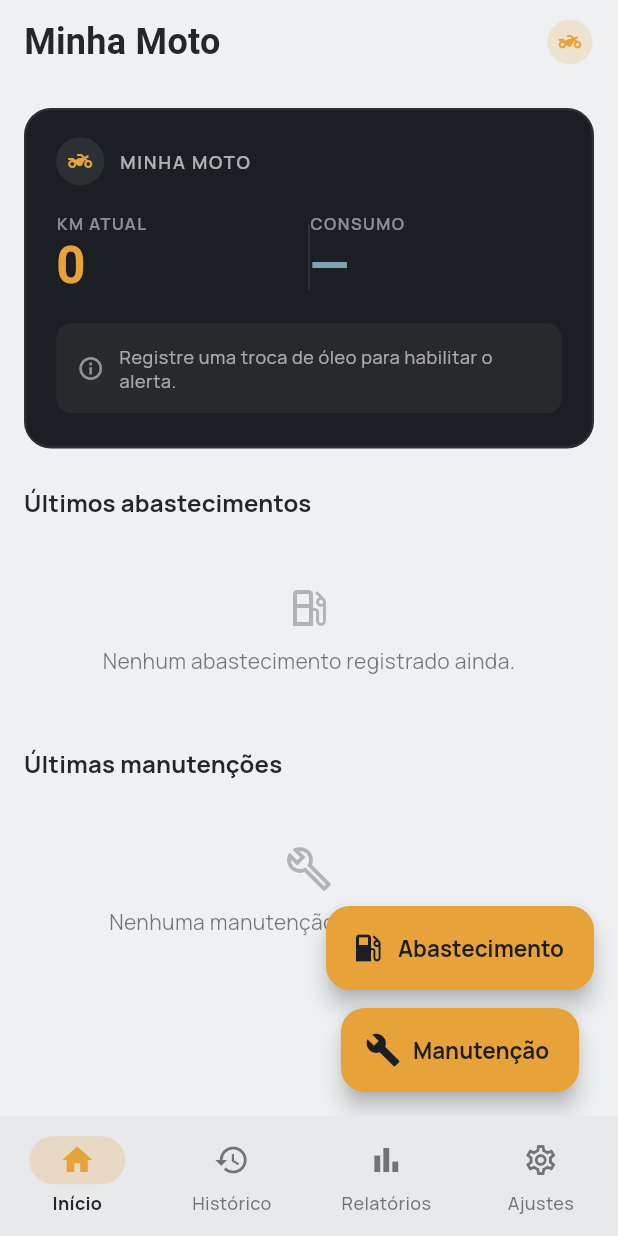
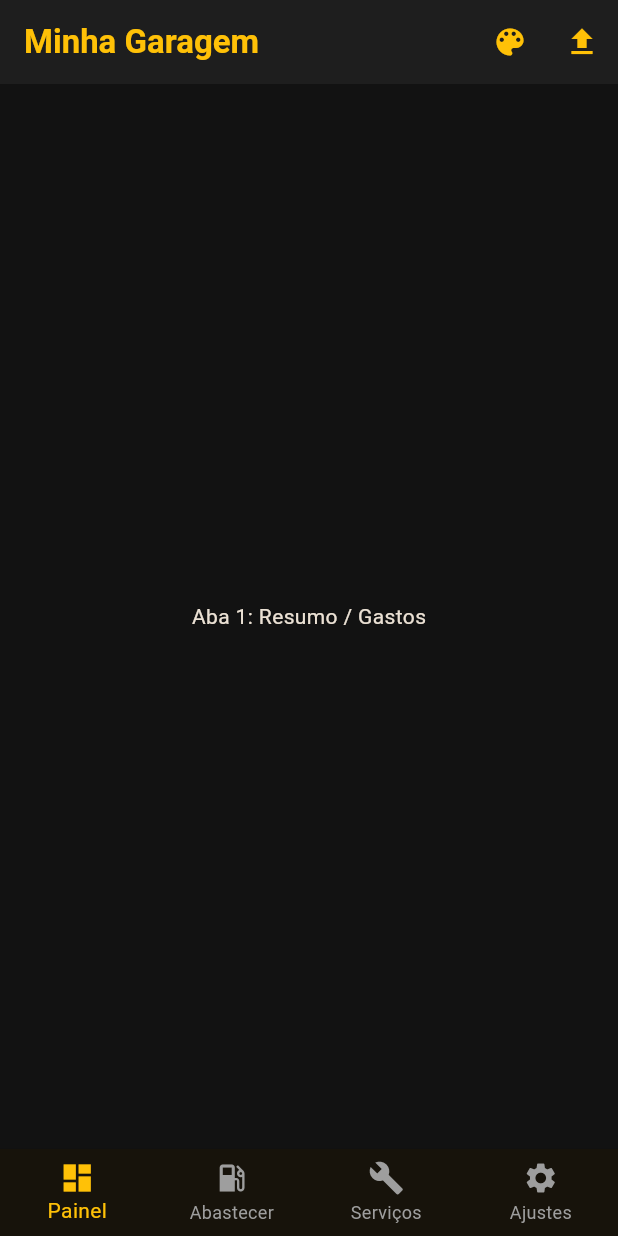
Before and after one commit to RafaelBinsfeld/Gastos-de-moto, a Flutter app: the screen it shows after launch, on a phone screen of 412 x 824 dp. Run offline on Flutter 3.47's test engine with Material 3 defaults, Android fonts, the phone set to English and light mode, and no system bars; our stand-ins replace csv, file_picker, fl_chart, flutter_local_notifications, google_fonts, share_plus and 2 more; accounts and stored records are empty.

Commit message:
Adiciona tema de cores, exportação CSV e navegação por toque

```diff
--- a/lib/main.dart
+++ b/lib/main.dart
@@ -1,33 +1,18 @@
-import 'dart:io';
+import 'package:flutter/material.dart';
+import 'package:provider/provider.dart';
+import 'providers/theme_provider.dart';
+import 'screens/home_screen.dart';
 
-import 'package:flutter/foundation.dart';
-import 'package:flutter/material.dart';
-import 'package:intl/date_symbol_data_local.dart';
-import 'package:provider/provider.dart';
-import 'package:sqflite/sqflite.dart';
-import 'package:sqflite_common_ffi/sqflite_ffi.dart';
-
-import 'providers/moto_provider.dart';
-import 'providers/theme_provider.dart';
-import 'services/notificacoes_service.dart';
-import 'theme/app_theme.dart';
-import 'widgets/main_shell.dart';
-
-Future<void> main() async {
+void main() {
   WidgetsFlutterBinding.ensureInitialized();
-
-  // O plugin `sqflite` só tem implementação nativa para Android e iOS.
-  // Em Windows, Linux e macOS é preciso usar a implementação baseada em
-  // FFI (`sqflite_common_ffi`), registrando-a como o databaseFactory
-  // global antes de qualquer chamada a openDatabase.
-  if (!kIsWeb && (Platform.isWindows || Platform.isLinux || Platform.isMacOS)) {
-    sqfliteFfiInit();
-    databaseFactory = databaseFactoryFfi;
-  }
-
-  await initializeDateFormatting('pt_BR', null);
-  await NotificacoesService.inicializar();
-  runApp(const MotoGastosApp());
+  runApp(
+    MultiProvider(
+      providers: [
+        ChangeNotifierProvider(create: (_) => ThemeProvider()),
+      ],
+      child: const MotoGastosApp(),
+    ),
+  );
 }
 
 class MotoGastosApp extends StatelessWidget {
@@ -35,23 +20,22 @@ class MotoGastosApp extends StatelessWidget {
 
   @override
   Widget build(BuildContext context) {
-    return MultiProvider(
-      providers: [
-        ChangeNotifierProvider(create: (_) => MotoProvider()..carregar()),
-        ChangeNotifierProvider(create: (_) => ThemeProvider()..carregar()),
-      ],
-      child: Consumer<ThemeProvider>(
-        builder: (context, temaProvider, _) {
-          return MaterialApp(
-            title: 'Minha Moto - Gastos e Manutenção',
-            debugShowCheckedModeBanner: false,
-            theme: AppTheme.claro(),
-            darkTheme: AppTheme.escuro(),
-            themeMode: temaProvider.modo,
-            home: const MainShell(),
-          );
-        },
+    final themeProvider = Provider.of<ThemeProvider>(context);
+
+    return MaterialApp(
+      title: 'Moto Gastos',
+      debugShowCheckedModeBanner: false,
+      theme: ThemeData(
+        useMaterial3: true,
+        brightness: Brightness.dark,
+        colorSchemeSeed: themeProvider.primaryColor,
+        scaffoldBackgroundColor: const Color(0xFF121212),
+        appBarTheme: AppBarTheme(
+          backgroundColor: const Color(0xFF1E1E1E),
+          foregroundColor: themeProvider.primaryColor,
+        ),
       ),
+      home: const HomeScreen(),
     );
   }
 }
--- a/lib/providers/theme_provider.dart
+++ b/lib/providers/theme_provider.dart
@@ -1,23 +1,42 @@
 import 'package:flutter/material.dart';
+import 'package:shared_preferences/shared_preferences.dart';
 
-import '../services/preferencias_service.dart';
+class ThemeProvider extends ChangeNotifier {
+  static const String _keyColor = 'selected_theme_color';
 
-/// Mantém em memória o [ThemeMode] escolhido pelo usuário (claro, escuro
-/// ou "seguir o sistema") e o persiste entre sessões.
-class ThemeProvider extends ChangeNotifier {
-  ThemeMode _modo = ThemeMode.system;
+  // Cor padrão inicial (Amarelo)
+  Color _primaryColor = Colors.amber;
 
-  ThemeMode get modo => _modo;
+  Color get primaryColor => _primaryColor;
 
-  Future<void> carregar() async {
-    _modo = await PreferenciasService.obterTemaModo();
-    notifyListeners();
+  // Lista de cores disponíveis para o usuário escolher
+  List<Color> get availableColors => const [
+        Colors.amber,
+        Colors.blue,
+        Colors.green,
+        Colors.red,
+        Colors.purple,
+        Colors.orange,
+        Colors.teal,
+      ];
+
+  ThemeProvider() {
+    _loadColor();
   }
 
-  Future<void> definirModo(ThemeMode modo) async {
-    if (_modo == modo) return;
-    _modo = modo;
+  Future<void> updateColor(Color color) async {
+    _primaryColor = color;
     notifyListeners();
-    await PreferenciasService.definirTemaModo(modo);
+    final prefs = await SharedPreferences.getInstance();
+    await prefs.setInt(_keyColor, color.value);
+  }
+
+  Future<void> _loadColor() async {
+    final prefs = await SharedPreferences.getInstance();
+    final colorValue = prefs.getInt(_keyColor);
+    if (colorValue != null) {
+      _primaryColor = Color(colorValue);
+      notifyListeners();
+    }
   }
 }
--- a/lib/screens/home_screen.dart
+++ b/lib/screens/home_screen.dart
@@ -1,20 +1,7 @@
 import 'package:flutter/material.dart';
 import 'package:provider/provider.dart';
-
-import '../database/database_helper.dart';
-import '../models/abastecimento_model.dart';
-import '../models/manutencao_model.dart';
-import '../providers/moto_provider.dart';
-import '../services/calculos_service.dart';
-import '../services/notificacoes_service.dart';
-import '../widgets/linha_registro.dart';
-import '../widgets/moto_switcher.dart';
-import '../widgets/painel_instrumentos.dart';
-import '../widgets/responsive_helpers.dart';
-import 'abastecimento_form_screen.dart';
-import 'manutencao_form_screen.dart';
-
-const String kTipoServicoTrocaOleo = 'Troca de Óleo';
+import '../providers/theme_provider.dart';
+import '../services/export_service.dart';
 
 class HomeScreen extends StatefulWidget {
   const HomeScreen({super.key});
@@ -24,214 +11,155 @@ class HomeScreen extends StatefulWidget {
 }
 
 class _HomeScreenState extends State<HomeScreen> {
-  final _db = DatabaseHelper.instance;
+  int _currentIndex = 0;
+  late PageController _pageController;
 
-  Future<_ResumoHome>? _resumoFuture;
-  int? _motoIdCarregado;
+  // Substitua essa variável pelo nome vindo do banco de dados quando quiser dinamizar
+  final String _nomeMoto = "Minha Garagem";
 
-  void _recarregar(int motoId) {
-    setState(() {
-      _resumoFuture = _carregarResumo(motoId);
-    });
+  @override
+  void initState() {
+    super.initState();
+    _pageController = PageController(initialPage: _currentIndex);
   }
 
-  Future<_ResumoHome> _carregarResumo(int motoId) async {
-    final abastecimentos = await _db.obterAbastecimentos(motoId: motoId);
-    final manutencoes = await _db.obterManutencoes(motoId: motoId);
-    final ultimaQuilometragem = await _db.obterUltimaQuilometragem(motoId);
+  @override
+  void dispose() {
+    _pageController.dispose();
+    super.dispose();
+  }
 
-    // Consumo médio geral: média de consumo entre pares consecutivos de
-    // abastecimentos (ordenados do mais recente para o mais antigo).
-    double somaConsumo = 0;
-    int qtdConsumo = 0;
-    for (int i = 0; i < abastecimentos.length - 1; i++) {
-      final atual = abastecimentos[i];
-      final anterior = abastecimentos[i + 1];
-      final consumo = CalculosService.calcularConsumo(
-        quilometragemAtual: atual.quilometragem,
-        quilometragemAnterior: anterior.quilometragem,
-        litrosAtual: atual.litros,
-      );
-      if (consumo > 0) {
-        somaConsumo += consumo;
-        qtdConsumo++;
-      }
-    }
-    final consumoMedio = qtdConsumo > 0 ? somaConsumo / qtdConsumo : 0.0;
+  void _abrirSeletorDeCores(BuildContext context) {
+    final themeProvider = Provider.of<ThemeProvider>(context, listen: false);
 
-    // Status da próxima troca de óleo, usando o intervalo configurado para esta moto.
-    ResultadoAlertaOleo? alertaOleo;
-    final ultimaTroca = await _db.obterUltimaManutencaoPorTipo(motoId, kTipoServicoTrocaOleo);
-    if (ultimaTroca != null && mounted) {
-      final moto = context.read<MotoProvider>().motoAtual;
-      if (moto != null) {
-        alertaOleo = CalculosService.verificarAlertaTrocaOleo(
-          quilometragemUltimaTroca: ultimaTroca.quilometragem,
-          intervaloRecomendado: moto.intervaloTrocaOleo,
-          quilometragemAtual: ultimaQuilometragem,
+    showModalBottomSheet(
+      context: context,
+      shape: const RoundedRectangleBorder(
+        borderRadius: BorderRadius.vertical(top: Radius.circular(20)),
+      ),
+      builder: (ctx) {
+        return Padding(
+          padding: const EdgeInsets.all(20.0),
+          package: const EdgeInsets.all(20.0),
+          child: Column(
+            mainAxisSize: MainAxisSize.min,
+            children: [
+              const Text(
+                'Escolha a cor de destaque',
+                style: TextStyle(fontSize: 18, fontWeight: FontWeight.bold),
+              ),
+              const SizedBox(height: 20),
+              Wrap(
+                spacing: 15,
+                runSpacing: 15,
+                children: themeProvider.availableColors.map((color) {
+                  return GestureDetector(
+                    onTap: () {
+                      themeProvider.updateColor(color);
+                      Navigator.pop(ctx);
+                    },
+                    child: CircleAvatar(
+                      backgroundColor: color,
+                      radius: 24,
+                      child: themeProvider.primaryColor.value == color.value
+                          ? const Icon(Icons.check, color: Colors.black)
+                          : null,
+                    ),
+                  );
+                }).toList(),
+              ),
+              const SizedBox(height: 10),
+            ],
+          ),
         );
-        await NotificacoesService.verificarEAlertar(moto: moto, alerta: alertaOleo);
-      }
-    }
-
-    return _ResumoHome(
-      ultimaQuilometragem: ultimaQuilometragem,
-      consumoMedio: consumoMedio,
-      alertaOleo: alertaOleo,
-      abastecimentosRecentes: abastecimentos.take(5).toList(),
-      manutencoesRecentes: manutencoes.take(5).toList(),
+      },
     );
   }
 
-  Future<void> _editarAbastecimento(Abastecimento a) async {
-    await abrirTelaResponsiva(
-      context,
-      AbastecimentoFormScreen(motoId: a.motoId, abastecimentoParaEditar: a),
+  void _exportarBackup() async {
+    // Exemplo de chamada. Conecte com suas listas reais do banco de dados
+    final abastecimentosFicticios = [
+      {'id': 1, 'data': '01/10/2026', 'valor': 50.0, 'litros': 8.5, 'km': 12000}
+    ];
+    final manutencoesFicticias = [
+      {'id': 1, 'data': '15/09/2026', 'descricao': 'Troca de Óleo', 'valor': 45.0, 'km': 11500}
+    ];
+
+    await ExportService.exportarParaCSV(
+      abastecimentos: abastecimentosFicticios,
+      manutencoes: manutencoesFicticias,
     );
-    if (_motoIdCarregado != null) _recarregar(_motoIdCarregado!);
-  }
-
-  Future<void> _editarManutencao(Manutencao m) async {
-    await abrirTelaResponsiva(
-      context,
-      ManutencaoFormScreen(motoId: m.motoId, manutencaoParaEditar: m),
-    );
-    if (_motoIdCarregado != null) _recarregar(_motoIdCarregado!);
-  }
-
-  Future<void> _excluirAbastecimento(Abastecimento a) async {
-    if (a.id == null) return;
-    await _db.deletarAbastecimento(a.id!);
-    if (_motoIdCarregado != null) _recarregar(_motoIdCarregado!);
-    if (mounted) {
-      ScaffoldMessenger.of(context).showSnackBar(
-        const SnackBar(content: Text('Abastecimento excluído.')),
-      );
-    }
-  }
-
-  Future<void> _excluirManutencao(Manutencao m) async {
-    if (m.id == null) return;
-    await _db.deletarManutencao(m.id!);
-    if (_motoIdCarregado != null) _recarregar(_motoIdCarregado!);
-    if (mounted) {
-      ScaffoldMessenger.of(context).showSnackBar(
-        const SnackBar(content: Text('Manutenção excluída.')),
-      );
-    }
   }
 
   @override
   Widget build(BuildContext context) {
-    final motoAtual = context.watch<MotoProvider>().motoAtual;
-
-    if (motoAtual?.id == null) {
-      return const Scaffold(body: Center(child: CircularProgressIndicator()));
-    }
-
-    final motoId = motoAtual!.id!;
-    if (motoId != _motoIdCarregado) {
-      _motoIdCarregado = motoId;
-      _resumoFuture = _carregarResumo(motoId);
-    }
+    final themeProvider = Provider.of<ThemeProvider>(context);
 
     return Scaffold(
       appBar: AppBar(
-        title: const Text('Minha Moto'),
-        actions: const [SeletorMotoAction(), SizedBox(width: 8)],
+        title: Text(
+          _nomeMoto,
+          style: const TextStyle(fontWeight: FontWeight.bold),
+        ),
+        actions: [
+          IconButton(
+            icon: const Icon(Icons.color_lens),
+            tooltip: 'Alterar Cor',
+            onPressed: () => _abrirSeletorDeCores(context),
+          ),
+          IconButton(
+            icon: const Icon(Icons.file_upload),
+            tooltip: 'Exportar Backup',
+            onPressed: _exportarBackup,
+          ),
+        ],
       ),
-      body: RefreshIndicator(
-        onRefresh: () async => _recarregar(motoId),
-        child: FutureBuilder<_ResumoHome>(
-          future: _resumoFuture,
-          builder: (context, snapshot) {
-            if (!snapshot.hasData) {
-              return const Center(child: CircularProgressIndicator());
-            }
-            final resumo = snapshot.data!;
-            return ListView(
-              padding: const EdgeInsets.all(16),
-              children: [
-                PainelInstrumentos(
-                  moto: motoAtual,
-                  quilometragemAtual: resumo.ultimaQuilometragem,
-                  consumoMedio: resumo.consumoMedio,
-                  alertaOleo: resumo.alertaOleo,
-                ),
-                const SizedBox(height: 24),
-                Text('Últimos abastecimentos', style: Theme.of(context).textTheme.titleMedium),
-                const SizedBox(height: 10),
-                if (resumo.abastecimentosRecentes.isEmpty)
-                  const EstadoVazioRegistro(
-                    icone: Icons.local_gas_station_outlined,
-                    mensagem: 'Nenhum abastecimento registrado ainda.',
-                  )
-                else
-                  ...resumo.abastecimentosRecentes.map((a) => LinhaAbastecimento(
-                        abastecimento: a,
-                        onTap: () => _editarAbastecimento(a),
-                        onExcluido: () => _excluirAbastecimento(a),
-                      )),
-                const SizedBox(height: 14),
-                Text('Últimas manutenções', style: Theme.of(context).textTheme.titleMedium),
-                const SizedBox(height: 10),
-                if (resumo.manutencoesRecentes.isEmpty)
-                  const EstadoVazioRegistro(
-                    icone: Icons.build_outlined,
-                    mensagem: 'Nenhuma manutenção registrada ainda.',
-                  )
-                else
-                  ...resumo.manutencoesRecentes.map((m) => LinhaManutencao(
-                        manutencao: m,
-                        onTap: () => _editarManutencao(m),
-                        onExcluido: () => _excluirManutencao(m),
-                      )),
-                const SizedBox(height: 80),
-              ],
-            );
-          },
-        ),
+      body: PageView(
+        controller: _pageController,
+        onPageChanged: (index) {
+          setState(() {
+            _currentIndex = index;
+          });
+        },
+        children: const [
+          // Substitua cada Center pela sua respectiva tela criada no projeto
+          Center(child: Text('Aba 1: Resumo / Gastos')),
+          Center(child: Text('Aba 2: Historico Abastecimentos')),
+          Center(child: Text('Aba 3: Manutenções')),
+          Center(child: Text('Aba 4: Configurações')),
+        ],
       ),
-      floatingActionButton: Column(
-        mainAxisAlignment: MainAxisAlignment.end,
-        children: [
-          FloatingActionButton.extended(
-            heroTag: 'fab_abastecimento',
-            icon: const Icon(Icons.local_gas_station),
-            label: const Text('Abastecimento'),
-            onPressed: () async {
-              await abrirTelaResponsiva(context, AbastecimentoFormScreen(motoId: motoId));
-              _recarregar(motoId);
-            },
+      bottomNavigationBar: BottomNavigationBar(
+        currentIndex: _currentIndex,
+        selectedItemColor: themeProvider.primaryColor,
+        unselectedItemColor: Colors.grey,
+        type: BottomNavigationBarType.fixed,
+        onTap: (index) {
+          _pageController.animateToPage(
+            index,
+            duration: const Duration(milliseconds: 300),
+            curve: Curves.easeInOut,
+          );
+        },
+        items: const [
+          BottomNavigationBarItem(
+            icon: Icon(Icons.dashboard),
+            label: 'Painel',
           ),
-          const SizedBox(height: 12),
-          FloatingActionButton.extended(
-            heroTag: 'fab_manutencao',
-            icon: const Icon(Icons.build),
-            label: const Text('Manutenção'),
-            onPressed: () async {
-              await abrirTelaResponsiva(context, ManutencaoFormScreen(motoId: motoId));
-              _recarregar(motoId);
-            },
+          BottomNavigationBarItem(
+            icon: Icon(Icons.local_gas_station),
+            label: 'Abastecer',
+          ),
+          BottomNavigationBarItem(
+            icon: Icon(Icons.build),
+            label: 'Serviços',
+          ),
+          BottomNavigationBarItem(
+            icon: Icon(Icons.settings),
+            label: 'Ajustes',
           ),
         ],
       ),
     );
   }
 }
-
-class _ResumoHome {
-  final double ultimaQuilometragem;
-  final double consumoMedio;
-  final ResultadoAlertaOleo? alertaOleo;
-  final List<Abastecimento> abastecimentosRecentes;
-  final List<Manutencao> manutencoesRecentes;
-
-  _ResumoHome({
-    required this.ultimaQuilometragem,
-    required this.consumoMedio,
-    required this.alertaOleo,
-    required this.abastecimentosRecentes,
-    required this.manutencoesRecentes,
-  });
-}
```
Also changed, not shown: lib/services/exportacao_service.dart (+38 -55 lines).
